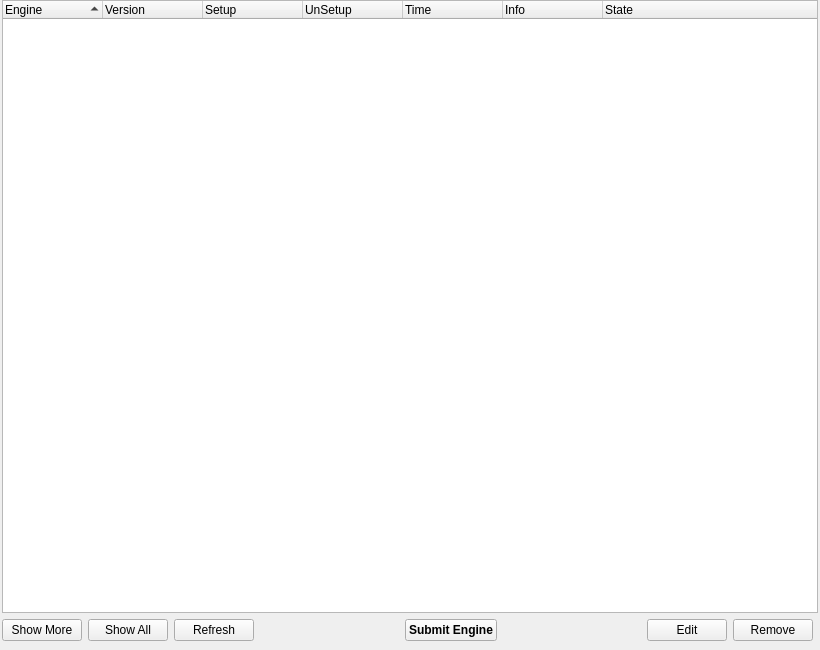
WorksAhead/Base, file BaseClient/Source/ManageEngineWidget.ui: the form before one commit.
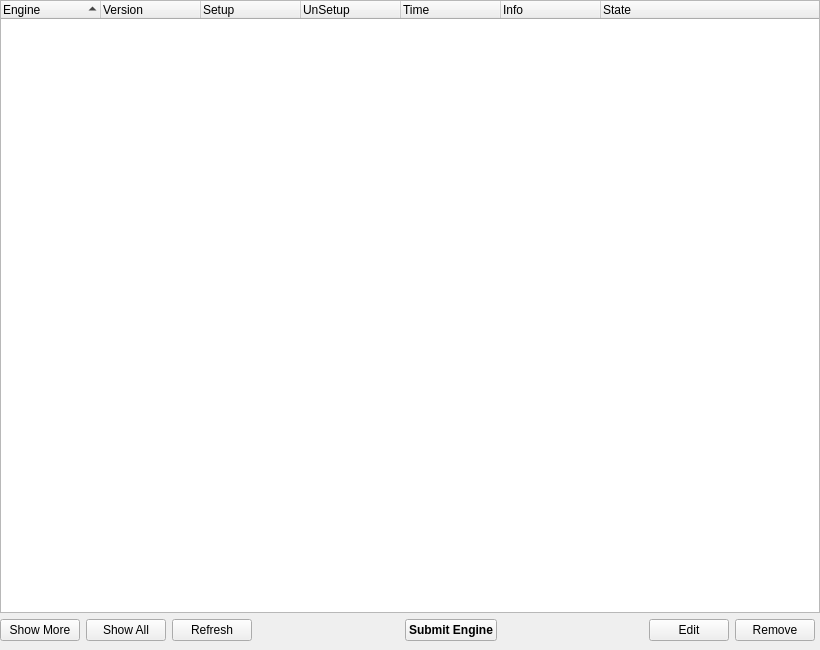
The form after the commit.

The edit to the form file:
```diff
--- a/BaseClient/Source/ManageEngineWidget.ui
+++ b/BaseClient/Source/ManageEngineWidget.ui
@@ -12,13 +12,13 @@
   </property>
   <layout class="QVBoxLayout" name="verticalLayout">
    <property name="leftMargin">
-    <number>2</number>
+    <number>0</number>
    </property>
    <property name="topMargin">
     <number>0</number>
    </property>
    <property name="rightMargin">
-    <number>2</number>
+    <number>0</number>
    </property>
    <property name="bottomMargin">
     <number>9</number>
```
